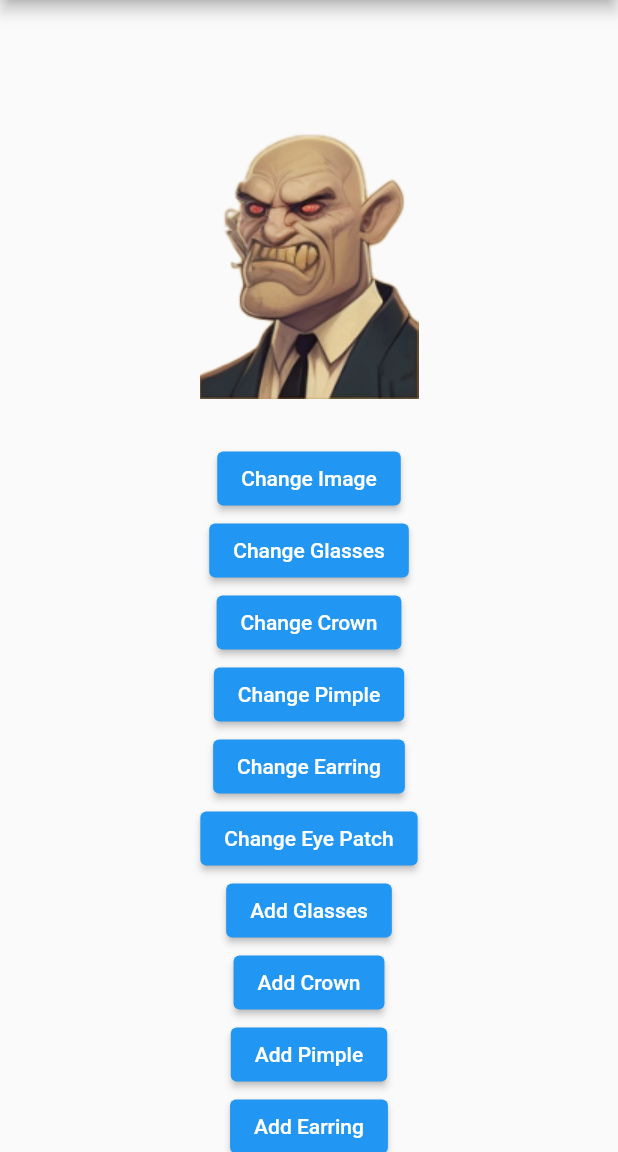
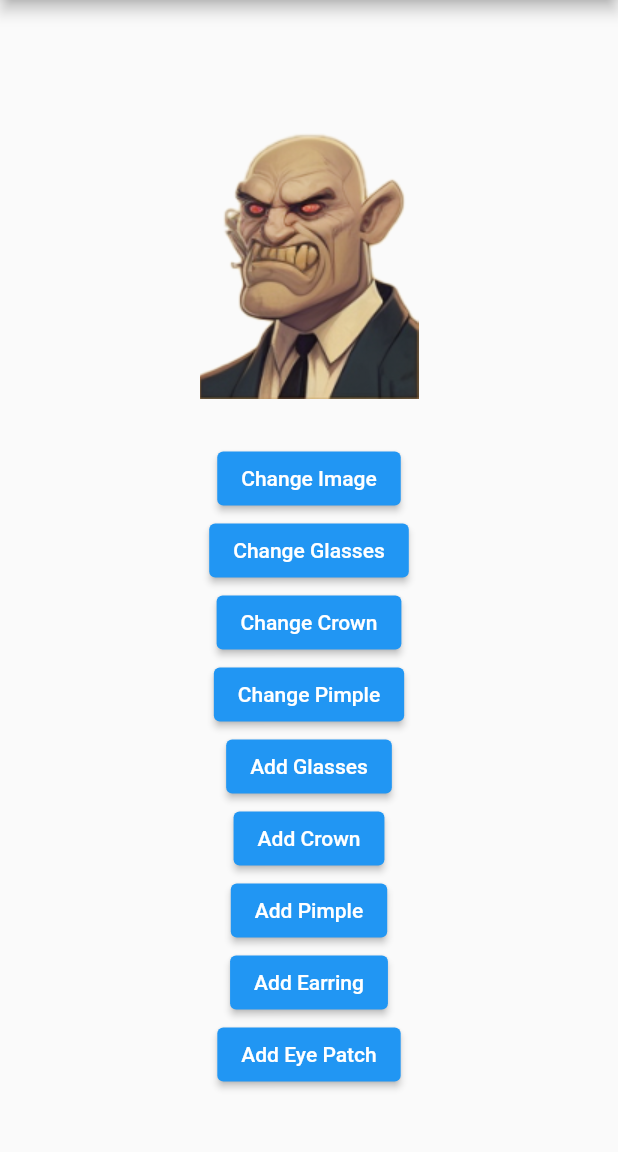
Before and after one commit to IvettB/Avatars, a Flutter app: the screen it shows after launch, on a phone screen of 412 x 824 dp, the part 84-1236 px from its top. Run offline on Flutter 3.47's test engine with Material 2 defaults, Android fonts, the phone set to English and light mode, and no system bars.

Commit message:
removed 2 buttons just for space

```diff
--- a/lib/main.dart
+++ b/lib/main.dart
@@ -255,14 +255,6 @@ class _MyAppState extends State<MyApp> {
                 child: Text('Change Pimple'),
               ),
               ElevatedButton(
-                onPressed: changeEarrings,
-                child: Text('Change Earring'),
-              ),
-              ElevatedButton(
-                onPressed: changeEyePatches,
-                child: Text('Change Eye Patch'),
-              ),
-              ElevatedButton(
                 onPressed: toggleGlasses,
                 child:
                     Text(areGlassesVisible ? 'Remove Glasses' : 'Add Glasses'),
```
